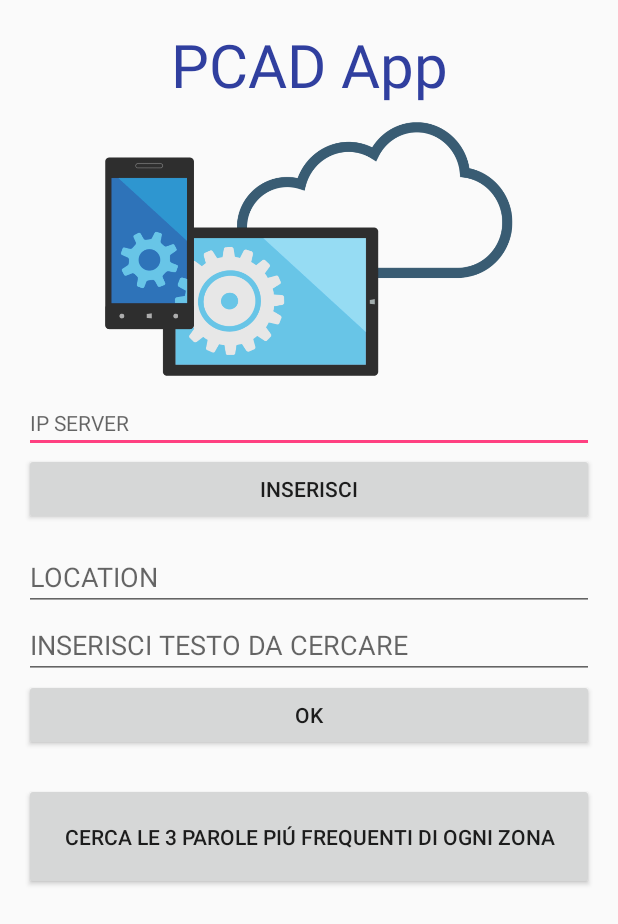
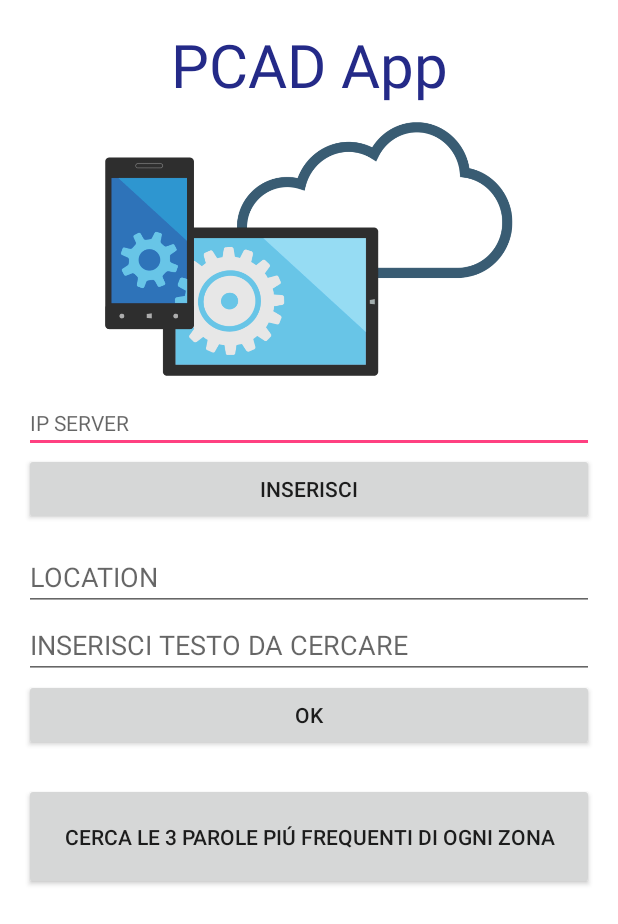
Before and after one commit to SaMariani/PCAD_Progetto, an Android app: the screen it shows after launch (HomeActivity), on a phone screen of 412 x 824 dp. Shown: the top 924 px of the screen. Run offline under Robolectric (Android 15) with nearby library versions, the phone set to English and light mode, and no system bars.

Commit message:
background

```diff
--- a/app/src/main/res/layout/activity_login.xml
+++ b/app/src/main/res/layout/activity_login.xml
@@ -6,6 +6,7 @@
     xmlns:tools="http://schemas.android.com/tools"
     android:layout_width="match_parent"
     android:layout_height="match_parent"
+    android:background="@android:color/background_light"
     android:orientation="vertical"
     android:padding="@dimen/fab_margin"
     tools:context=".HomeActivity">
@@ -41,8 +42,7 @@
         android:layout_width="match_parent"
         android:layout_height="wrap_content"
         android:onClick="insertIp"
-        android:text="@string/inserisci"
-        />
+        android:text="@string/inserisci" />
 
     <LinearLayout
         android:layout_width="match_parent"
@@ -54,8 +54,7 @@
         android:layout_width="match_parent"
         android:layout_height="wrap_content"
         android:hint="@string/location"
-        android:inputType="textPersonName"
-         />
+        android:inputType="textPersonName" />
 
     <EditText
         android:id="@+id/loginText2"
@@ -63,7 +62,6 @@
         android:layout_height="wrap_content"
         android:hint="@string/inserisci_testo_da_cercare"
         android:inputType="textPersonName" />
-
 
 
     <Button
--- a/app/src/main/res/values/colors.xml
+++ b/app/src/main/res/values/colors.xml
@@ -1,6 +1,6 @@
 <?xml version="1.0" encoding="utf-8"?>
 <resources>
-    <color name="colorPrimary">#3F51B5</color>
-    <color name="colorPrimaryDark">#303F9F</color>
+    <color name="colorPrimary">#E15A63</color>
+    <color name="colorPrimaryDark">#242A88</color>
     <color name="colorAccent">#FF4081</color>
 </resources>
```
